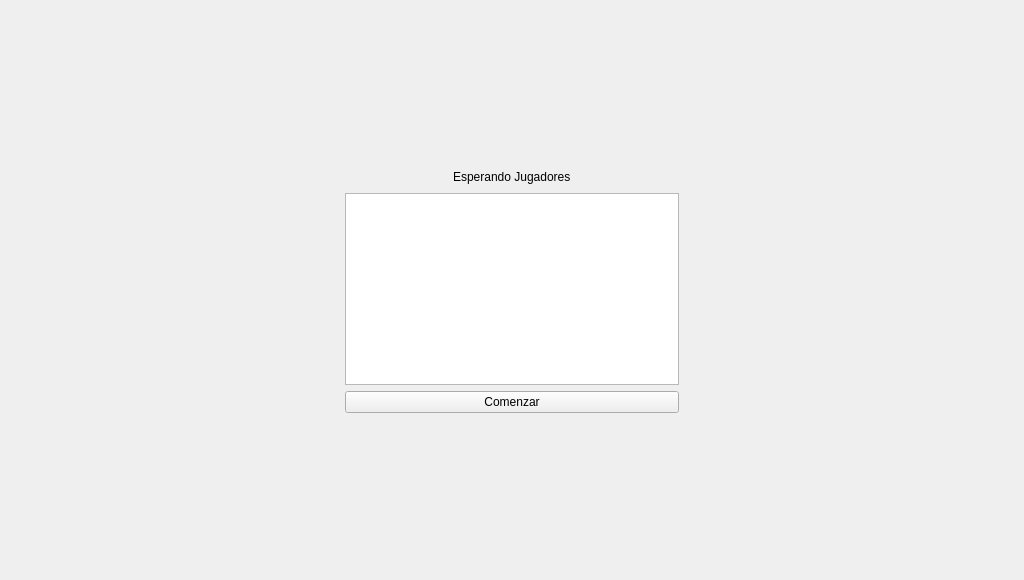
Before: the Qt Designer form client/ui/lista_espera.ui in ManusaRivi/taller-tp-worms, drawn with Qt 5.
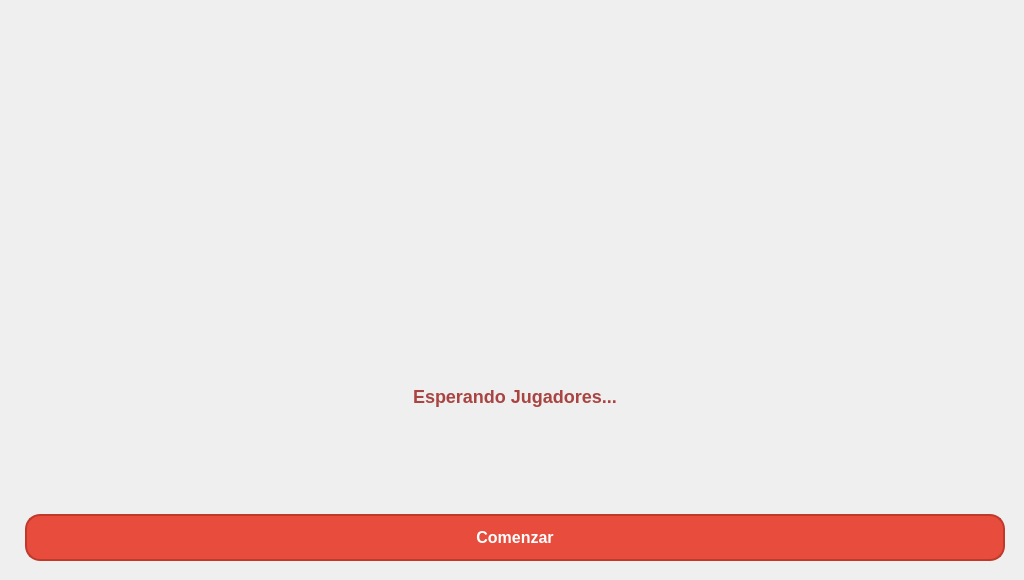
After: the same form once the commit is applied. Icons and pictures are not drawn.

Diff of the .ui file:
```diff
--- a/client/ui/lista_espera.ui
+++ b/client/ui/lista_espera.ui
@@ -19,73 +19,85 @@
   <property name="windowTitle">
    <string>Form</string>
   </property>
+  <property name="styleSheet">
+   <string notr="true">QLabel#label_2 {
+	border-image: url(&quot;:res/worms_background.png&quot;)
+}
+
+/* Estilo para QPushButton (Botones) */
+QPushButton#pushButton {
+    color: white; /* Color del texto */
+    padding: 12px 24px; /* Espaciado interno */
+    text-align: center; /* Alineación del texto */
+    text-decoration: none; /* Decoración del texto */
+    display: inline-block;
+    font-size: 16px; /* Tamaño de fuente */
+    margin: 8px; /* Márgenes */
+    border-radius: 15px; /* Bordes redondeados */
+    font-family: &quot;Arial&quot;, sans-serif; /* Tipo de fuente */
+    font-weight: bold; /* Letras más gruesas */
+}
+
+QPushButton:hover#pushButton {
+    background-color: #c0392b; /* Cambio de color al pasar el mouse a rojo más oscuro */
+}
+
+QPushButton {
+    background-color: #e74c3c; /* Rojo */
+    border: 2px solid #c0392b; /* Borde rojo más oscuro */
+    color: white; /* Color del texto */
+    padding: 8px 16px; /* Espaciado interno */
+    text-align: center; /* Alineación del texto */
+    text-decoration: none; /* Decoración del texto */
+    font-size: 14px; /* Tamaño de fuente */
+    margin: 4px; /* Márgenes */
+    border-radius: 8px; /* Bordes redondeados */
+    font-family: &quot;YourDesiredFont&quot;, sans-serif; /* Cambia &quot;YourDesiredFont&quot; a la tipografía que desees */
+    font-weight: bold; /* Letras más gruesas */
+}
+
+/* Estilo para QLabel con nombre &quot;label&quot; */
+QLabel#label {
+    color: #a94442; /* Color del texto */
+    font-size: 18px; /* Tamaño de fuente */
+    font-family: &quot;YourDesiredFont&quot;, sans-serif; /* Cambia &quot;YourDesiredFont&quot; a la tipografía que desees */
+    font-weight: bold; /* Letras más gruesas */
+}
+</string>
+  </property>
   <layout class="QGridLayout" name="gridLayout_3">
-   <item row="0" column="0">
-    <layout class="QGridLayout" name="gridLayout_2">
-     <item row="1" column="2">
-      <spacer name="horizontalSpacer_4">
-       <property name="orientation">
-        <enum>Qt::Horizontal</enum>
-       </property>
-       <property name="sizeHint" stdset="0">
-        <size>
-         <width>40</width>
-         <height>20</height>
-        </size>
-       </property>
-      </spacer>
-     </item>
-     <item row="1" column="0">
-      <spacer name="horizontalSpacer_3">
-       <property name="orientation">
-        <enum>Qt::Horizontal</enum>
-       </property>
-       <property name="sizeHint" stdset="0">
-        <size>
-         <width>40</width>
-         <height>20</height>
-        </size>
-       </property>
-      </spacer>
-     </item>
-     <item row="3" column="1">
-      <spacer name="verticalSpacer_2">
-       <property name="orientation">
-        <enum>Qt::Vertical</enum>
-       </property>
-       <property name="sizeHint" stdset="0">
-        <size>
-         <width>20</width>
-         <height>40</height>
-        </size>
-       </property>
-      </spacer>
+   <item row="0" column="0" rowspan="2" colspan="2">
+    <widget class="QLabel" name="label_2">
+     <property name="text">
+      <string/>
+     </property>
+    </widget>
      </item>
      <item row="1" column="1">
       <layout class="QGridLayout" name="gridLayout">
        <item row="0" column="0">
-        <layout class="QHBoxLayout" name="horizontalLayout">
-         <item>
-          <spacer name="horizontalSpacer">
-           <property name="orientation">
-            <enum>Qt::Horizontal</enum>
-           </property>
-           <property name="sizeHint" stdset="0">
-            <size>
-             <width>40</width>
-             <height>20</height>
-            </size>
-           </property>
-          </spacer>
-         </item>
-         <item>
+      <layout class="QGridLayout" name="gridLayout_2">
+       <item row="0" column="1">
           <widget class="QLabel" name="label">
            <property name="text">
-            <string>Esperando Jugadores</string>
+          <string>Esperando Jugadores...</string>
            </property>
           </widget>
          </item>
-         <item>
+       <item row="0" column="0">
+        <spacer name="horizontalSpacer">
+         <property name="orientation">
+          <enum>Qt::Horizontal</enum>
+         </property>
+         <property name="sizeHint" stdset="0">
+          <size>
+           <width>40</width>
+           <height>20</height>
+          </size>
+         </property>
+        </spacer>
+       </item>
+       <item row="0" column="2">
           <spacer name="horizontalSpacer_2">
            <property name="orientation">
             <enum>Qt::Horizontal</enum>
@@ -101,24 +113,6 @@
         </layout>
        </item>
        <item row="1" column="0">
-        <widget class="QListWidget" name="listWidget"/>
-       </item>
-      </layout>
-     </item>
-     <item row="0" column="1">
-      <spacer name="verticalSpacer">
-       <property name="orientation">
-        <enum>Qt::Vertical</enum>
-       </property>
-       <property name="sizeHint" stdset="0">
-        <size>
-         <width>20</width>
-         <height>40</height>
-        </size>
-       </property>
-      </spacer>
-     </item>
-     <item row="2" column="1">
       <widget class="QPushButton" name="pushButton">
        <property name="text">
         <string>Comenzar</string>
```
Lines whose indentation alone changed are shown as unchanged.
